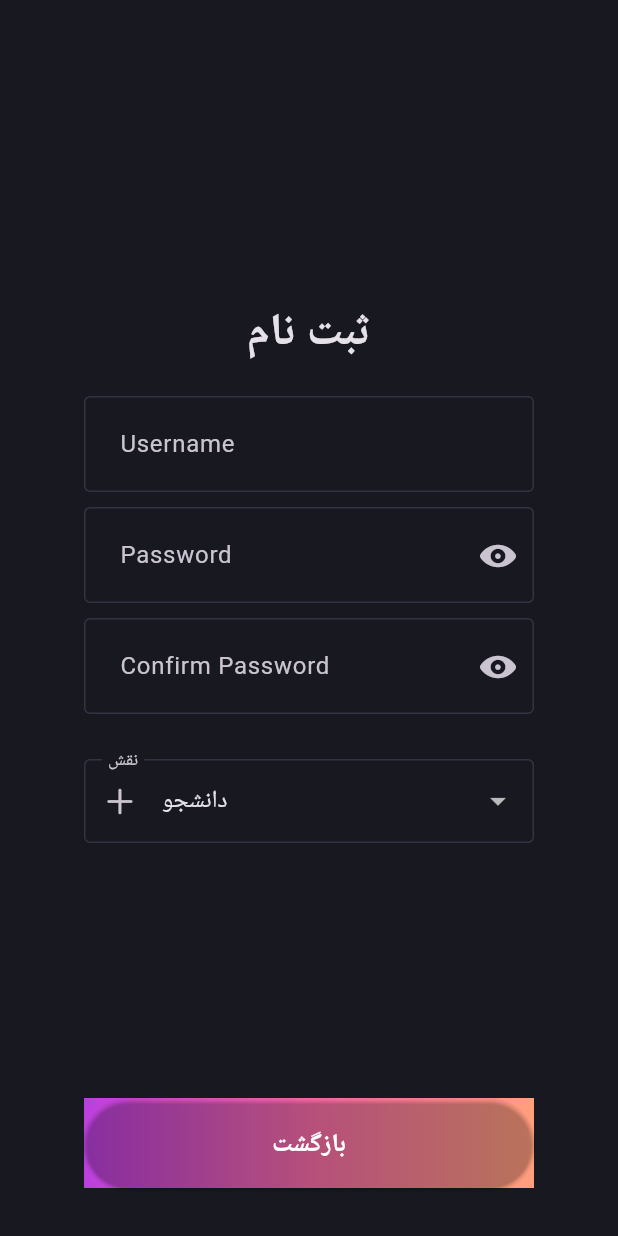
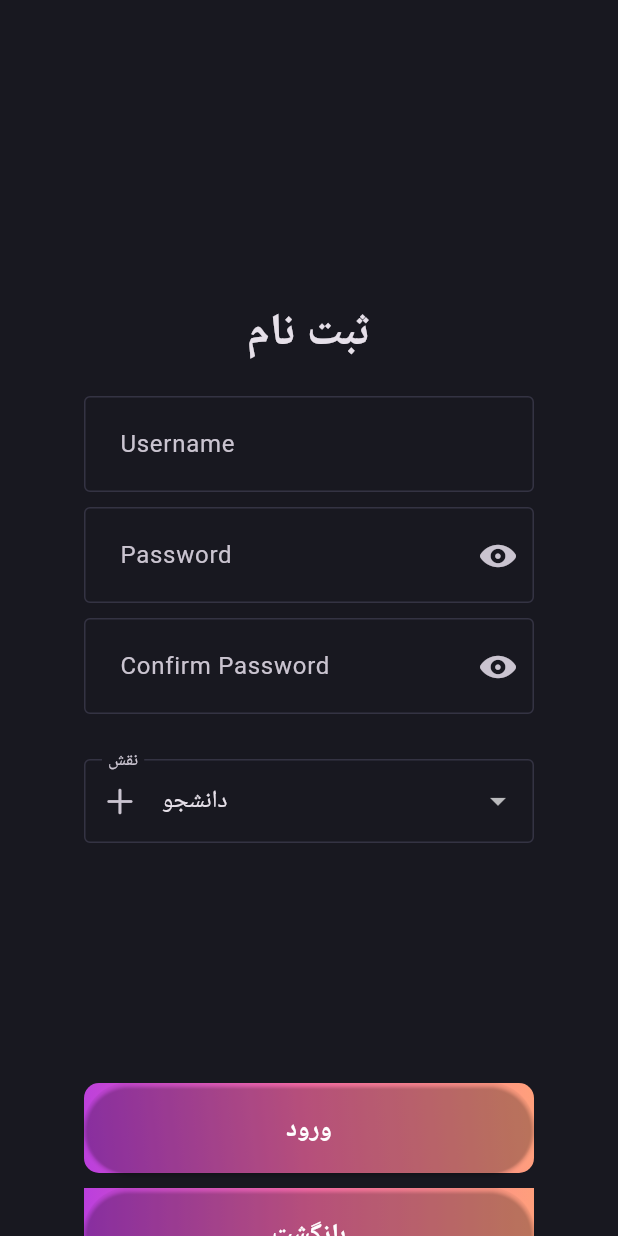
Before and after one commit to BruteForceMJM/SBUThreads, a Flutter app: the screen it shows after launch, after a tap on "ثبت نام", on a phone screen of 412 x 824 dp. Run offline on Flutter 3.47's test engine with Material 3 defaults, Android fonts, the phone set to English and light mode, and no system bars; our stand-ins replace flutter_svg.

```diff
--- a/LoginSignupPage/lib/FirstPage/signup_page.dart
+++ b/LoginSignupPage/lib/FirstPage/signup_page.dart
@@ -65,6 +65,8 @@ class _SignupPageState extends State<SiignupPage>{
                     constraints: const BoxConstraints(
                       maxWidth: 300,
                     ),
+                    child: Form(
+                      key: _formKey,
                         child: Column(
                           children: [
                             TextFormField(
@@ -185,7 +187,30 @@ class _SignupPageState extends State<SiignupPage>{
                             const SizedBox(
                               height: 160,
                             ),
-
+                            Container(
+                              decoration: BoxDecoration(
+                                  gradient: const LinearGradient(colors: [
+                                    Pallete.gradient1,
+                                    Pallete.gradient2,
+                                    Pallete.gradient3,
+                                  ], begin: Alignment.bottomLeft),
+                                  borderRadius: BorderRadius.circular(10)),
+                              child: ElevatedButton(
+                                onPressed: _signup,
+                                style: ElevatedButton.styleFrom(
+                                  fixedSize: const Size(400, 60),
+                                  backgroundColor: Colors.transparent,
+                                ),
+                                child: const Text(
+                                  'ورود',
+                                  style: TextStyle(
+                                    color: Pallete.whiteColor,
+                                    fontSize: 17,
+                                    fontWeight: FontWeight.w600,
+                                  ),
+                                ),
+                              ),
+                            ),
                             const SizedBox(
                               height: 10,
                             ),
@@ -222,6 +247,7 @@ class _SignupPageState extends State<SiignupPage>{
                             ),
 
                           ],
+                        )
                     )),
               ],
             ),
```
Also changed, not shown: LoginSignupPage/lib/FirstPage/login_page.dart (+9 -3 lines). Lines whose indentation alone changed are shown as unchanged.
